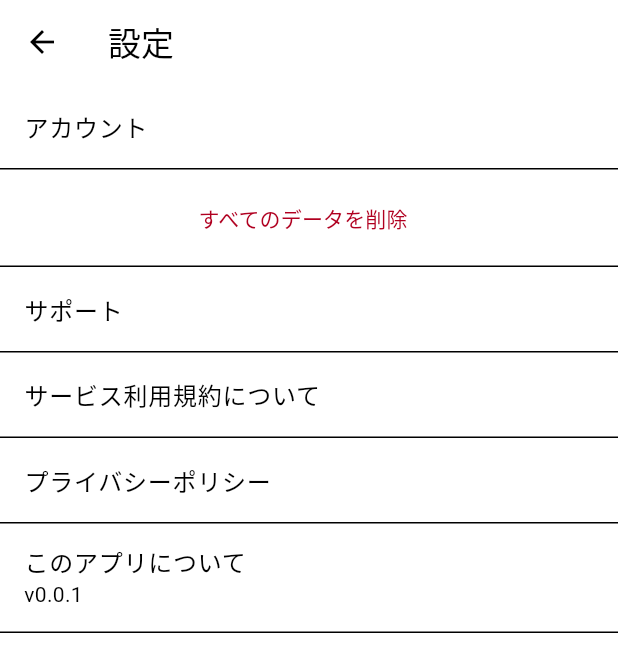
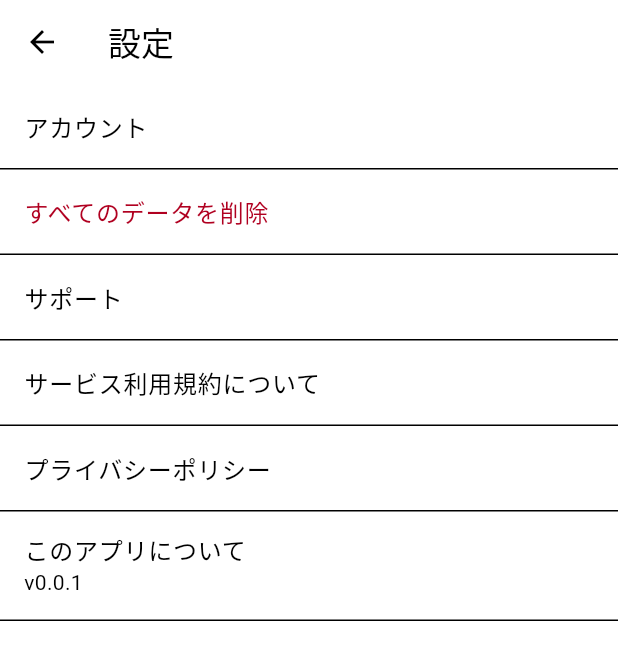
Before and after one commit to team-musashi/stamp-rally, a Flutter app: the SettingPage screen opened directly, on a phone screen of 412 x 824 dp. Shown: the top 672 px of the screen. Run offline on Flutter 3.47's test engine with Material 2 defaults, Android fonts, the phone set to English and light mode, and no system bars; our stand-ins replace cloud_firestore, firebase_auth, firebase_core, flutter_riverpod, freezed_annotation, gap and 3 more; missing offline and left inert: roggle; accounts and stored records are empty.

Commit message:
🚀 feat: ユーザー削除をButtonからListTileに変更

```diff
--- a/lib/presentation/component/delete_user.dart
+++ b/lib/presentation/component/delete_user.dart
@@ -9,17 +9,18 @@ class DeleteUserButton extends ConsumerWidget {
 
   @override
   Widget build(BuildContext context, WidgetRef ref) {
-    return TextButton(
-      onPressed: () => showDialog<void>(
+    return ListTile(
+      onTap: () => showDialog<void>(
         context: context,
         builder: (_) => const DeleteUserConfirmDialog(),
       ),
-      child: Text(
+      title: Text(
         'すべてのデータを削除',
         style: TextStyle(
           color: Theme.of(context).colorScheme.error,
         ),
       ),
+      tileColor: Theme.of(context).colorScheme.surface,
     );
   }
 }
--- a/lib/presentation/page/setting/setting_page.dart
+++ b/lib/presentation/page/setting/setting_page.dart
@@ -31,13 +31,14 @@ class _Body extends StatelessWidget {
       child: Column(
         children: const [
           _SectionHeader(title: 'アカウント'),
-          _DelimiterListTile(
-            title: DeleteUserButton(),
-          ),
+          DeleteUserButton(),
+          Divider(height: 1),
+
           _SectionHeader(title: 'サポート'),
           _TermsOfServiceListTile(),
           _PrivacyPolicyListTile(),
           _AboutAppListTile(),
+
           // デバッグモードのときだけ表示する
           if (kDebugMode) ...[
             _SectionHeader(title: 'デバッグ'),
```
